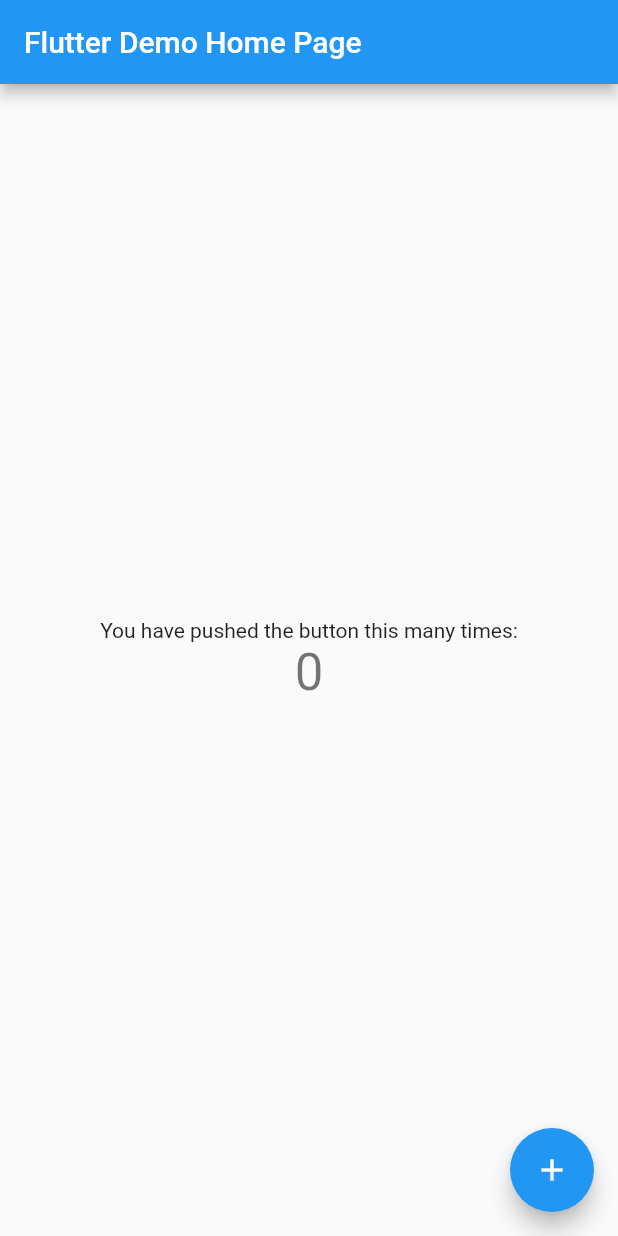
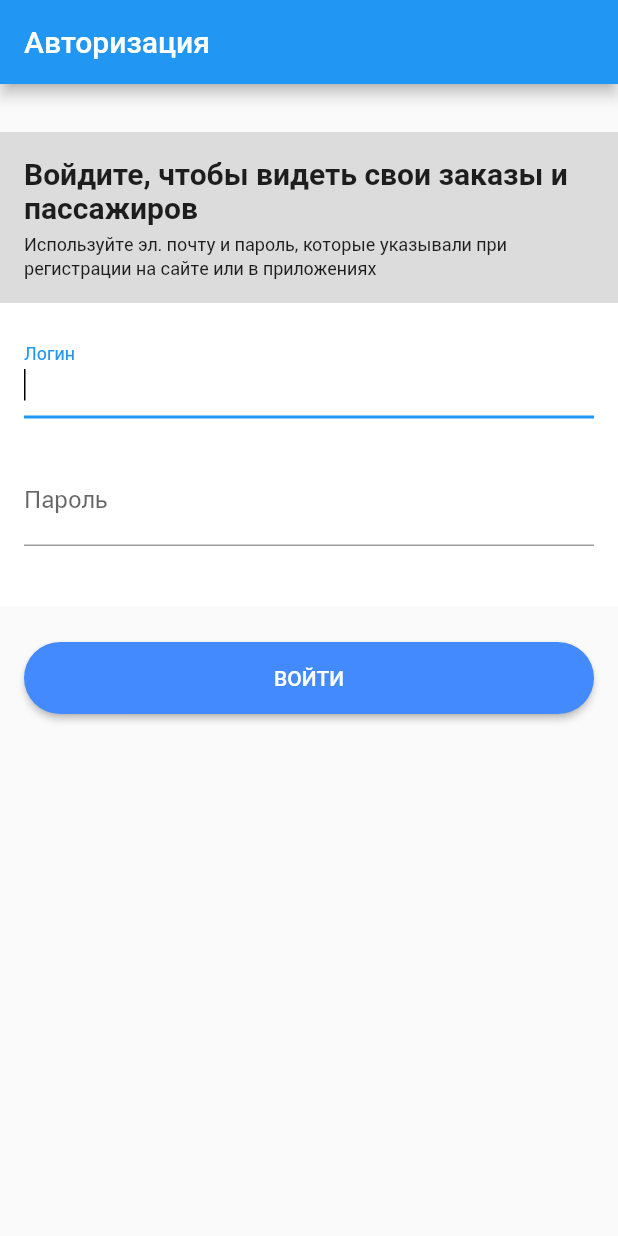
Before and after one commit to AndrewChupin/kiwi-app-driver, a Flutter app: the screen it shows after launch, on a phone screen of 412 x 824 dp. Run offline on Flutter 3.47's test engine with Material 2 defaults, Android fonts, the phone set to English and light mode, and no system bars; our stand-ins replace flutter_svg.

```diff
--- a/lib/main.dart
+++ b/lib/main.dart
@@ -1,3 +1,5 @@
+import 'package:app_driver/presentation/screens/auth_screen.dart';
+import 'package:app_driver/presentation/screens/main_screen.dart';
 import 'package:flutter/material.dart';
 
 void main() => runApp(MyApp());
@@ -6,21 +8,29 @@ class MyApp extends StatelessWidget {
   // This widget is the root of your application.
   @override
   Widget build(BuildContext context) {
+    var navigator = NavigatorBase(context);
+
     return MaterialApp(
       title: 'Flutter Demo',
       theme: ThemeData(
-        // This is the theme of your application.
-        //
-        // Try running your application with "flutter run". You'll see the
-        // application has a blue toolbar. Then, without quitting the app, try
-        // changing the primarySwatch below to Colors.green and then invoke
-        // "hot reload" (press "r" in the console where you ran "flutter run",
-        // or simply save your changes to "hot reload" in a Flutter IDE).
-        // Notice that the counter didn't reset back to zero; the application
-        // is not restarted.
         primarySwatch: Colors.blue,
+        fontFamily: "Roboto",
       ),
-      home: MyHomePage(title: 'Flutter Demo Home Page'),
+      home: AuthScreen(navigator)
+    );
+  }
+}
+
+class NavigatorBase {
+
+  BuildContext _context;
+
+  NavigatorBase(this._context);
+
+  void showMainScreen(BuildContext context) {
+    Navigator.push(
+      context,
+      MaterialPageRoute(builder: (context) => MainScreen()),
     );
   }
 }
--- /dev/null
+++ b/lib/presentation/screens/auth_screen.dart
@@ -0,0 +1,158 @@
+import 'dart:async';
+import 'package:app_driver/main.dart';
+import 'package:app_driver/presentation/screens/main_screen.dart';
+import 'package:app_driver/presentation/styles/edges.dart';
+import 'package:app_driver/presentation/styles/fonts.dart';
+import 'package:flutter/material.dart';
+
+
+class AuthScreen extends StatelessWidget {
+
+  final AuthViewModel viewModel = AuthViewModel();
+  final NavigatorBase navigator;
+
+  AuthScreen(this.navigator);
+
+  @override
+  Widget build(BuildContext context) {
+    return Scaffold(
+        appBar: AppBar(
+          title: Text("Авторизация"),
+        ),
+        body:  ListView(
+          children: <Widget>[
+            Container(
+              margin: EdgeInsets.only(top: Edges.BaseGraterSingle),
+              color: Colors.black12,
+              child: Column(
+                children: <Widget>[
+                  Container(
+                    padding: EdgeInsets.all(Edges.Base),
+                    child: Column(
+                      children: <Widget>[
+                        Text(
+                          "Войдите, чтобы видеть свои заказы и пассажиров",
+                          style: TextStyle(
+                              fontWeight: FontWeight.bold,
+                              fontSize: FontSizes.High
+                          ),
+                        ),
+                        SizedBox(
+                            height: Edges.Quarter
+                        ),
+                        Text(
+                          "Используйте эл. почту и пароль, которые указывали при регистрации на сайте или в приложениях",
+                          style: TextStyle(
+                              fontWeight: FontWeight.normal,
+                              fontSize: FontSizes.Small
+                          ),
+                        )
+                      ],
+                    ),
+                  ),
+                  Container(
+                    color: Colors.white,
+                    padding: EdgeInsets.all(Edges.Base),
+                    child: Column(
+                      mainAxisSize: MainAxisSize.min,
+                      children: <Widget>[
+                        createTextField(
+                            label: "Логин",
+                            withPadding: false,
+                            autoFocus: true
+                        ),
+                        createTextField(
+                            label: "Пароль",
+                            withPadding: false,
+                            autoFocus: true
+                        ),
+                      ],
+                    ),
+                  ),
+                ],
+              ),
+            ),
+            Padding(
+              padding: EdgeInsets.only(
+                  top: Edges.BaseGraterHalf,
+                  bottom: Edges.BaseGraterHalf,
+                  left: Edges.Base,
+                  right: Edges.Base
+              ),
+              child: MaterialButton(
+                  child: SizedBox(
+                    width: double.infinity,
+                    child: Text(
+                      'Войти'.toUpperCase(),
+                      textAlign: TextAlign.center,
+                    ),
+                  ),
+                  padding: EdgeInsets.all(16),
+                  onPressed:  () {
+                    /*Scaffold.of(context).showBottomSheet((cont) {
+                      return Container(
+                        width: 700,
+                        height: 500,
+                        color: Colors.amber,
+                      );
+                    });*/
+                    navigator.showMainScreen(context);
+                  },
+                  color: Colors.blueAccent,
+                  shape: RoundedRectangleBorder(
+                      borderRadius: BorderRadius.circular(30.0)
+                  ),
+                  textColor: Colors.white
+              ),
+            )
+
+          ],
+        )
+    );
+  }
+
+  Padding createTextField({String label, helper: "", withPadding: true, type: TextInputType.text, maxLength: 0, autoFocus: false}) => Padding(
+    padding: withPadding
+        ? EdgeInsets.only(top: Edges.BaseLowerHalf)
+        : EdgeInsets.only(top: Edges.Zero),
+    child: TextField(
+        textCapitalization: TextCapitalization.words,
+        autofocus: autoFocus,
+        maxLength: maxLength > 0
+            ? maxLength
+            : null,
+        style: TextStyle(
+            fontSize: 16,
+            color: Colors.black
+        ),
+        decoration: InputDecoration(
+            labelText: label,
+            helperText: helper
+        ),
+        keyboardType: type,
+        cursorWidth: 1,
+        cursorColor: Colors.black
+    ),
+  );
+}
+
+
+
+class AuthViewModel {
+
+  var _stateController = StreamController<AuthState>();
+  Stream<AuthState> get state => _stateController.stream;
+
+  void loadSomething() {
+
+  }
+
+  void dispose() {
+    _stateController.close();
+  }
+}
+
+
+class AuthState {
+
+}
--- /dev/null
+++ b/lib/presentation/styles/edges.dart
@@ -0,0 +1,14 @@
+
+
+class Edges {
+
+  static const double Zero = 0;
+  static const double Quarter = 4;
+  static const double BaseLowerHalf = 8;
+  static const double BaseLowerQuarter = 12;
+  static const double Base = 16;
+  static const double BaseGraterQuarter = 20;
+  static const double BaseGraterHalf = 24;
+  static const double BaseGraterSingle = 32;
+
+}
--- /dev/null
+++ b/lib/presentation/styles/fonts.dart
@@ -0,0 +1,8 @@
+
+
+class FontSizes {
+  static const double Small = 12;
+  static const double Normal = 16;
+  static const double High = 20;
+  static const double Title = 24;
+}
```
Also changed, not shown: lib/data/order/order.dart (added, +40 -0 lines), lib/presentation/screens/main_screen.dart (added, +32 -0 lines), lib/presentation/screens/order_list_item.dart (added, +121 -0 lines), lib/presentation/screens/order_list_screen.dart (added, +114 -0 lines), pubspec.yaml (+11 -0 lines), assets/fonts/roboto_bold.ttf (added), assets/fonts/roboto_light.ttf (added), assets/fonts/roboto_medium.ttf (added), assets/fonts/roboto_regular.ttf (added), assets/fonts/roboto_thin.ttf (added), assets/images/ic_route1.svg (added), pubspec.lock.
